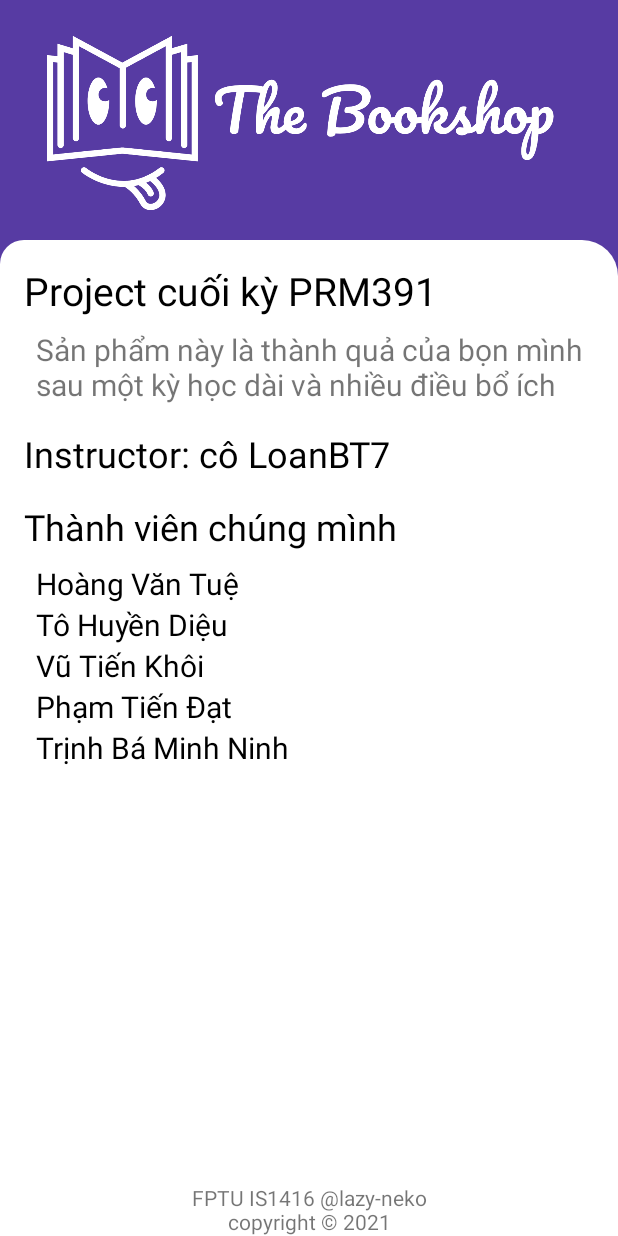
After one commit to tohuyendieu/android, an Android app: the AboutAppActivity screen opened directly, with no data from a screen before it, on a phone screen of 412 x 824 dp. The commit adds this screen. Run offline under Robolectric (Android 15) with nearby library versions, the phone set to English and light mode, and no system bars.

Commit message:
Add About Us screen

```diff
--- a/app/src/main/AndroidManifest.xml
+++ b/app/src/main/AndroidManifest.xml
@@ -8,10 +8,13 @@
         android:allowBackup="true"
         android:icon="@mipmap/ic_launcher"
         android:label="@string/app_name"
+        android:roundIcon="@mipmap/ic_launcher_round"
         android:screenOrientation="portrait"
-        android:roundIcon="@mipmap/ic_launcher_round"
         android:supportsRtl="true"
         android:theme="@style/Theme.TheBookshop">
+        <activity
+            android:name=".ui.base.AboutAppActivity"
+            android:exported="true" />
         <activity
             android:name=".ui.listbook.SearchBookActivity"
             android:exported="true" />
--- a/app/src/main/java/fptu/ninhtbm/thebookshop/ui/account/AccountActivity.java
+++ b/app/src/main/java/fptu/ninhtbm/thebookshop/ui/account/AccountActivity.java
@@ -9,6 +9,7 @@ import android.view.inputmethod.InputMethodManager;
 import android.widget.EditText;
 import android.widget.ImageButton;
 import android.widget.TextView;
+import android.widget.Toast;
 
 import androidx.activity.result.ActivityResultLauncher;
 import androidx.activity.result.contract.ActivityResultContracts;
@@ -31,6 +32,7 @@ import fptu.ninhtbm.thebookshop.library.Validates;
 import fptu.ninhtbm.thebookshop.library.WidgetUtils;
 import fptu.ninhtbm.thebookshop.model.Account;
 import fptu.ninhtbm.thebookshop.model.Customer;
+import fptu.ninhtbm.thebookshop.ui.base.AboutAppActivity;
 import fptu.ninhtbm.thebookshop.ui.changepassword.ChangePasswordActivity;
 import fptu.ninhtbm.thebookshop.ui.login.LoginActivity;
 
@@ -59,6 +61,8 @@ public class AccountActivity extends AppCompatActivity {
     private EditText mEdtAddress;
     private TextView mBtnChangePassword;
     private TextView mBtnLogout;
+    private TextView mBtnHistory;
+    private TextView mBtnAboutApp;
     private boolean isEditing;
     private LinearProgressIndicator mProgressBar;
 
@@ -101,6 +105,8 @@ public class AccountActivity extends AppCompatActivity {
         mEdtAddress = findViewById(R.id.edt_address);
         mBtnChangePassword = findViewById(R.id.btn_change_password);
         mBtnLogout = findViewById(R.id.btn_logout);
+        mBtnHistory = findViewById(R.id.btn_history);
+        mBtnAboutApp = findViewById(R.id.btn_about_app);
         mTextTitle.setText(getString(R.string.txt_account_info));
         mProgressBar = findViewById(R.id.progress_bar);
     }
@@ -118,6 +124,11 @@ public class AccountActivity extends AppCompatActivity {
         mBtnChangePassword.setOnClickListener(v -> {
             Intent intent = new Intent(this, ChangePasswordActivity.class);
             changePasswordResultLauncher.launch(intent);
+        });
+        mBtnHistory.setOnClickListener(v -> Toast.makeText(this, "Chức năng này hiện chưa có sẵn", Toast.LENGTH_SHORT).show());
+        mBtnAboutApp.setOnClickListener(v -> {
+            Intent intent = new Intent(this, AboutAppActivity.class);
+            startActivity(intent);
         });
 
     }
--- /dev/null
+++ b/app/src/main/java/fptu/ninhtbm/thebookshop/ui/base/AboutAppActivity.java
@@ -0,0 +1,16 @@
+package fptu.ninhtbm.thebookshop.ui.base;
+
+import androidx.appcompat.app.AppCompatActivity;
+
+import android.os.Bundle;
+
+import fptu.ninhtbm.thebookshop.R;
+
+public class AboutAppActivity extends AppCompatActivity {
+
+    @Override
+    protected void onCreate(Bundle savedInstanceState) {
+        super.onCreate(savedInstanceState);
+        setContentView(R.layout.activity_about_app);
+    }
+}
--- /dev/null
+++ b/app/src/main/res/layout/activity_about_app.xml
@@ -0,0 +1,133 @@
+<?xml version="1.0" encoding="utf-8"?>
+<androidx.constraintlayout.widget.ConstraintLayout xmlns:android="http://schemas.android.com/apk/res/android"
+    xmlns:app="http://schemas.android.com/apk/res-auto"
+    xmlns:tools="http://schemas.android.com/tools"
+    android:id="@+id/root_layout"
+    android:layout_width="match_parent"
+    android:layout_height="match_parent"
+    android:background="@color/primary_color"
+    android:fitsSystemWindows="true"
+    tools:context=".ui.login.LoginActivity">
+
+    <com.google.android.material.progressindicator.LinearProgressIndicator
+        android:id="@+id/progress_bar"
+        android:layout_width="match_parent"
+        android:layout_height="wrap_content"
+        android:indeterminate="true"
+        android:visibility="invisible"
+        app:layout_constraintTop_toTopOf="parent"
+        app:trackColor="@color/important_button_color" />
+
+    <ImageView
+        android:id="@+id/imageView"
+        android:layout_width="360dp"
+        android:layout_height="160dp"
+        android:src="@drawable/ic_logo_landscape"
+        app:layout_constraintEnd_toEndOf="parent"
+        app:layout_constraintStart_toStartOf="parent"
+        app:layout_constraintTop_toTopOf="parent"
+        tools:ignore="ContentDescription" />
+
+    <androidx.constraintlayout.widget.ConstraintLayout
+        android:layout_width="match_parent"
+        android:layout_height="0dp"
+        android:background="@drawable/bg_corner_login_panel"
+        app:layout_constraintBottom_toBottomOf="parent"
+        app:layout_constraintTop_toBottomOf="@id/imageView">
+
+        <TextView
+            android:id="@+id/textView2"
+            android:layout_width="wrap_content"
+            android:layout_height="wrap_content"
+            android:layout_margin="16dp"
+            android:text="Project cuối kỳ PRM391"
+            android:textColor="@color/black"
+            android:textSize="26sp"
+            app:layout_constraintStart_toStartOf="parent"
+            app:layout_constraintTop_toTopOf="parent" />
+
+        <TextView
+            android:id="@+id/textView3"
+            android:layout_width="0dp"
+            android:layout_height="wrap_content"
+            android:layout_margin="8dp"
+            android:text="Sản phẩm này là thành quả của bọn mình sau một kỳ học dài và nhiều điều bổ ích"
+            android:textSize="20sp"
+            app:layout_constraintEnd_toEndOf="parent"
+            app:layout_constraintStart_toStartOf="@+id/textView2"
+            app:layout_constraintTop_toBottomOf="@+id/textView2" />
+
+
+        <TextView
+            android:id="@+id/textView5"
+            android:layout_width="wrap_content"
+            android:layout_height="wrap_content"
+            android:layout_marginTop="16dp"
+            android:text="Instructor: cô LoanBT7"
+            android:textColor="@color/black"
+            android:textSize="24sp"
+            app:layout_constraintStart_toStartOf="@+id/textView2"
+            app:layout_constraintTop_toBottomOf="@+id/textView3" />
+
+        <TextView
+            android:id="@+id/textView4"
+            android:layout_width="wrap_content"
+            android:layout_height="wrap_content"
+            android:layout_marginTop="16dp"
+            android:text="Thành viên chúng mình"
+            android:textColor="@color/black"
+            android:textSize="24sp"
+            app:layout_constraintStart_toStartOf="@+id/textView2"
+            app:layout_constraintTop_toBottomOf="@+id/textView5" />
+
+        <LinearLayout
+            android:layout_width="wrap_content"
+            android:layout_height="wrap_content"
+            android:orientation="vertical"
+            android:padding="8dp"
+            app:layout_constraintStart_toStartOf="@id/textView4"
+            app:layout_constraintTop_toBottomOf="@+id/textView4">
+
+            <TextView
+                style="@style/TextBlack20"
+                android:layout_width="wrap_content"
+                android:layout_height="wrap_content"
+                android:text="Hoàng Văn Tuệ" />
+
+            <TextView
+                style="@style/TextBlack20"
+                android:layout_width="wrap_content"
+                android:layout_height="wrap_content"
+                android:text="Tô Huyền Diệu" />
+
+            <TextView
+                style="@style/TextBlack20"
+                android:layout_width="wrap_content"
+                android:layout_height="wrap_content"
+                android:text="Vũ Tiến Khôi" />
+
+            <TextView
+                style="@style/TextBlack20"
+                android:layout_width="wrap_content"
+                android:layout_height="wrap_content"
+                android:text="Phạm Tiến Đạt" />
+
+            <TextView
+                style="@style/TextBlack20"
+                android:layout_width="wrap_content"
+                android:layout_height="wrap_content"
+                android:text="Trịnh Bá Minh Ninh" />
+
+        </LinearLayout>
+
+        <TextView
+            android:layout_width="wrap_content"
+            android:layout_height="wrap_content"
+            android:gravity="center"
+            android:text="@string/text_copy_right"
+            app:layout_constraintBottom_toBottomOf="parent"
+            app:layout_constraintEnd_toEndOf="parent"
+            app:layout_constraintStart_toStartOf="parent" />
+
+    </androidx.constraintlayout.widget.ConstraintLayout>
+</androidx.constraintlayout.widget.ConstraintLayout>
```
Also changed, not shown: app/src/main/res/drawable/banner_category.jpg (renamed from app/src/main/res/drawable/banner_category.png).
